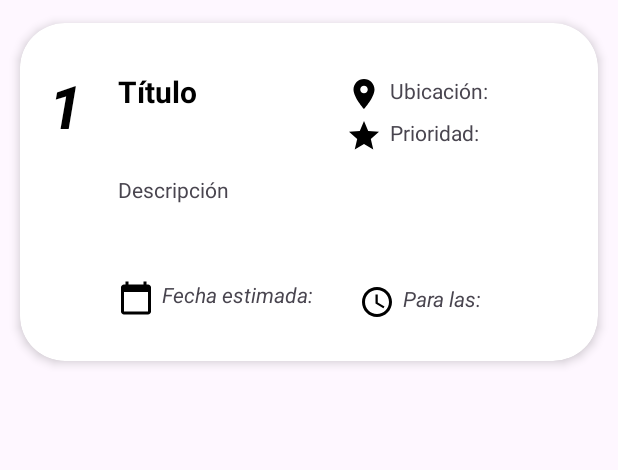
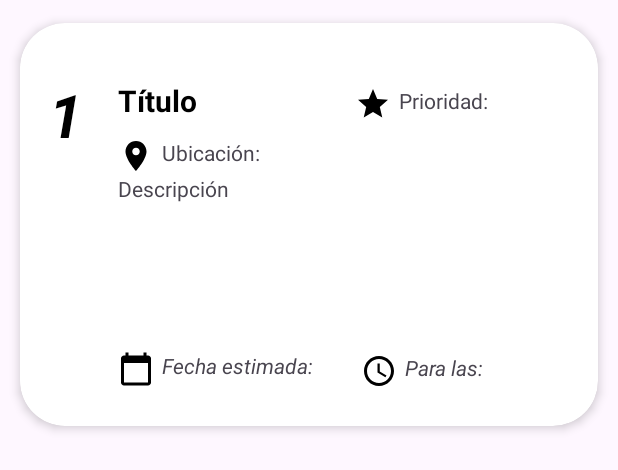
Before and after one commit to Dpizarro40/HomeworkPlanner, an Android app: the layout my_row.xml on its own in the app's theme, with its tools: preview values and no code run, on a phone screen of 412 x 824 dp. Shown: the top 470 px of the screen. Run offline under Robolectric (Android 15) with nearby library versions, the light colour scheme and no system bars.

Commit message:
Nueva Actualizacion 13:14 21/11/2023

```diff
--- a/app/src/main/java/com/example/homeworkplanner/CustomAdapter.java
+++ b/app/src/main/java/com/example/homeworkplanner/CustomAdapter.java
@@ -49,9 +49,7 @@ public class CustomAdapter extends RecyclerView.Adapter<CustomAdapter.MyViewHold
         holder.txtUbicacionView.setText(String.valueOf(txt_ubicacion.get(position)));
         holder.txtFechaView.setText(String.valueOf(txt_fecha.get(position)));
         holder.txtHoraView.setText(String.valueOf(txt_hora.get(position)));
-        //PENDIENTE AÑADIR A HOLDER PRIORIDAD
         holder.txtPrioridad.setText(String.valueOf(txt_prioridad.get(position)));
-
     }
 
     @Override
--- a/app/src/main/res/layout/my_row.xml
+++ b/app/src/main/res/layout/my_row.xml
@@ -9,7 +9,7 @@
 
     <androidx.cardview.widget.CardView
         android:layout_width="match_parent"
-        android:layout_height="match_parent"
+        android:layout_height="299dp"
         android:animateLayoutChanges="true"
         app:cardCornerRadius="30dp"
         app:cardElevation="4dp"
@@ -17,7 +17,7 @@
 
         <androidx.constraintlayout.widget.ConstraintLayout
             android:layout_width="match_parent"
-            android:layout_height="225dp"
+            android:layout_height="268dp"
             android:padding="5dp">
 
             <TextView
@@ -60,7 +60,7 @@
                 app:layout_constraintBottom_toBottomOf="parent"
                 app:layout_constraintStart_toStartOf="@+id/tarea_titulo_txt"
                 app:layout_constraintTop_toBottomOf="@+id/tarea_titulo_txt"
-                app:layout_constraintVertical_bias="0.804" />
+                app:layout_constraintVertical_bias="0.876" />
 
             <TextView
                 android:id="@+id/tarea_hora_txt"
@@ -72,10 +72,10 @@
                 android:textStyle="italic"
                 app:layout_constraintBottom_toBottomOf="parent"
                 app:layout_constraintEnd_toEndOf="parent"
-                app:layout_constraintHorizontal_bias="0.755"
+                app:layout_constraintHorizontal_bias="0.759"
                 app:layout_constraintStart_toStartOf="parent"
                 app:layout_constraintTop_toTopOf="parent"
-                app:layout_constraintVertical_bias="0.886" />
+                app:layout_constraintVertical_bias="0.92" />
 
             <TextView
                 android:id="@+id/tarea_descripcion_txt"
@@ -84,36 +84,36 @@
                 android:text="Descripción"
                 app:layout_constraintBottom_toTopOf="@+id/tarea_fecha_txt"
                 app:layout_constraintStart_toStartOf="@+id/tarea_fecha_txt"
-                app:layout_constraintTop_toBottomOf="@+id/tarea_titulo_txt"
-                app:layout_constraintVertical_bias="0.45" />
+                app:layout_constraintTop_toBottomOf="@+id/tarea_ubicacion_txt"
+                app:layout_constraintVertical_bias="0.0" />
 
             <TextView
                 android:id="@+id/tarea_ubicacion_txt"
                 android:layout_width="wrap_content"
                 android:layout_height="wrap_content"
+                android:layout_marginTop="4dp"
                 android:layout_marginEnd="68dp"
                 android:drawableStart="@drawable/custom_location_icon"
                 android:drawablePadding="5dp"
                 android:paddingTop="7dp"
                 android:text="Ubicación:"
                 app:layout_constraintEnd_toEndOf="parent"
-                app:layout_constraintHorizontal_bias="1.0"
-                app:layout_constraintStart_toEndOf="@+id/tarea_titulo_txt"
-                app:layout_constraintTop_toTopOf="@+id/tarea_id_txt" />
+                app:layout_constraintHorizontal_bias="0.0"
+                app:layout_constraintStart_toStartOf="@+id/tarea_titulo_txt"
+                app:layout_constraintTop_toBottomOf="@+id/tarea_titulo_txt" />
 
             <TextView
                 android:id="@+id/tarea_prioridad_txt"
                 android:layout_width="wrap_content"
                 android:layout_height="wrap_content"
-                android:layout_marginTop="4dp"
-                android:layout_marginEnd="100dp"
+                android:layout_marginTop="8dp"
                 android:drawableStart="@drawable/custom_star_icon"
                 android:drawablePadding="5dp"
                 android:text="Prioridad:"
                 app:layout_constraintEnd_toEndOf="parent"
-                app:layout_constraintHorizontal_bias="0.0"
-                app:layout_constraintStart_toStartOf="@+id/tarea_ubicacion_txt"
-                app:layout_constraintTop_toBottomOf="@+id/tarea_ubicacion_txt" />
+                app:layout_constraintHorizontal_bias="0.606"
+                app:layout_constraintStart_toEndOf="@+id/tarea_titulo_txt"
+                app:layout_constraintTop_toTopOf="@+id/tarea_titulo_txt" />
         </androidx.constraintlayout.widget.ConstraintLayout>
     </androidx.cardview.widget.CardView>
 </LinearLayout>
```
Also changed, not shown: app/build.gradle.kts (+5 -2 lines), app/src/main/AndroidManifest.xml (+5 -2 lines), app/src/main/java/com/example/homeworkplanner/HelpActivity.java (added, +38 -0 lines), app/src/main/java/com/example/homeworkplanner/Inicio.java (+14 -3 lines), app/src/main/res/layout/activity_help.xml (added, +119 -0 lines), 1 other file.
